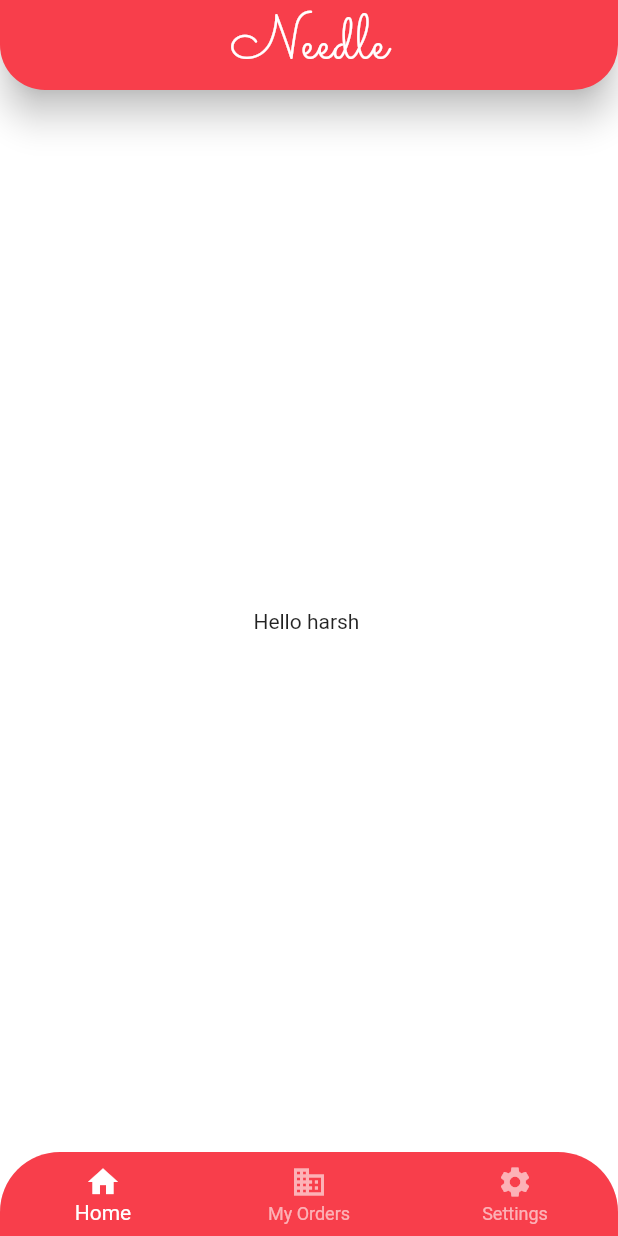
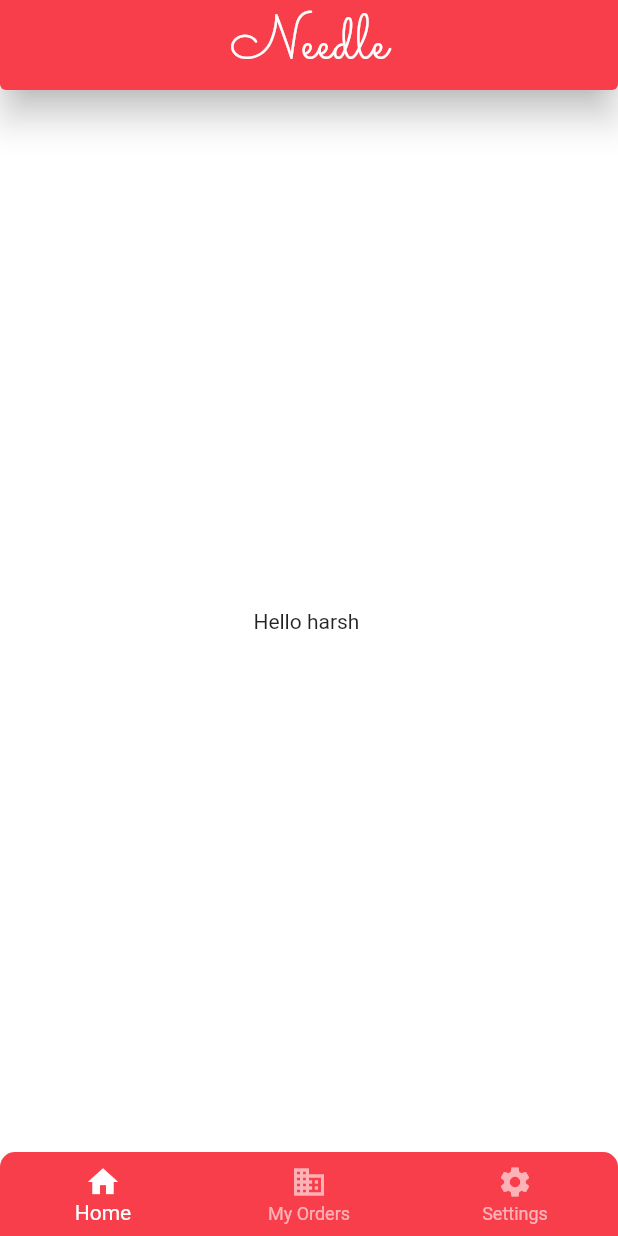
Before and after one commit to san-harsh/Needle, a Flutter app: the screen it shows after launch, on a phone screen of 412 x 824 dp. Run offline on Flutter 3.47's test engine with Material 2 defaults, Android fonts, the phone set to English and light mode, and no system bars; our stand-ins replace hexcolor.

Commit message:
app & nav bar

```diff
--- a/lib/main.dart
+++ b/lib/main.dart
@@ -45,8 +45,8 @@ class MyApp extends StatelessWidget {
 
    bottomNavigationBar: ClipRRect(
       borderRadius: const BorderRadius.only(
-        topRight: Radius.circular(40),
-        topLeft: Radius.circular(40),
+        topRight: Radius.circular(10),
+        topLeft: Radius.circular(10),
       ),
       child: BottomNavigationBar(
         items: const [
--- a/lib/theme/custom_theme.dart
+++ b/lib/theme/custom_theme.dart
@@ -10,9 +10,9 @@ class CustomTheme {
       primaryColor: Colors.green,
       scaffoldBackgroundColor: Colors.white,
       appBarTheme: AppBarTheme(
-         shape: RoundedRectangleBorder(
+       shape: RoundedRectangleBorder(
       borderRadius: BorderRadius.vertical(
-        bottom: Radius.circular(30),
+        bottom: Radius.circular(4),
       ),
     ),
         backgroundColor: HexColor('#F83E4B'),
```
